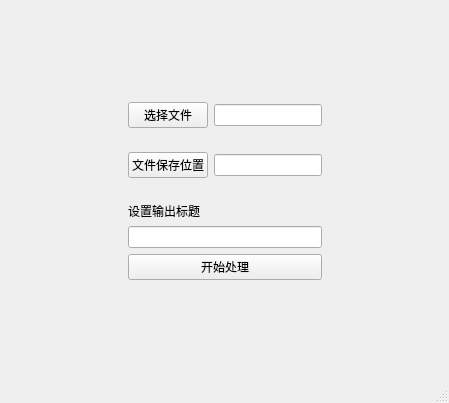
The window that upper_computer/excel表格处理/untitled.ui (diqiu114/Working-accumulation-code) describes before a commit, drawn with Qt 5.
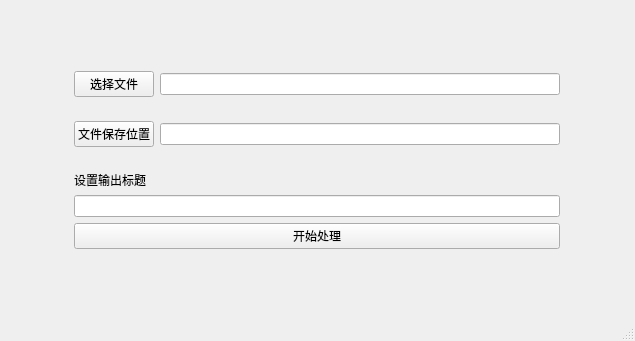
The same window after the commit.

Diff of the .ui file:
```diff
--- a/upper_computer/excel表格处理/untitled.ui
+++ b/upper_computer/excel表格处理/untitled.ui
@@ -6,8 +6,8 @@
    <rect>
     <x>0</x>
     <y>0</y>
-    <width>449</width>
-    <height>403</height>
+    <width>635</width>
+    <height>341</height>
    </rect>
   </property>
   <property name="windowTitle">
@@ -58,7 +58,17 @@
               </widget>
              </item>
              <item>
-              <widget class="QLineEdit" name="line_edit_select_file"/>
+              <widget class="QLineEdit" name="line_edit_select_file">
+               <property name="enabled">
+                <bool>true</bool>
+               </property>
+               <property name="minimumSize">
+                <size>
+                 <width>400</width>
+                 <height>0</height>
+                </size>
+               </property>
+              </widget>
              </item>
             </layout>
            </widget>
```
Left out of the diff: 2 changed lines with no effect on the pictures.
